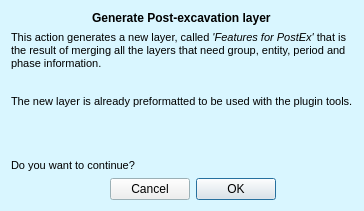
This is PCA_PostExcavation/pca_postex_generate_layer_dialog_base.ui in PCA-Geodata/PCA-PostExcavation-QGIS-Plugin as Qt 5 draws it before an edit. The edited form follows.
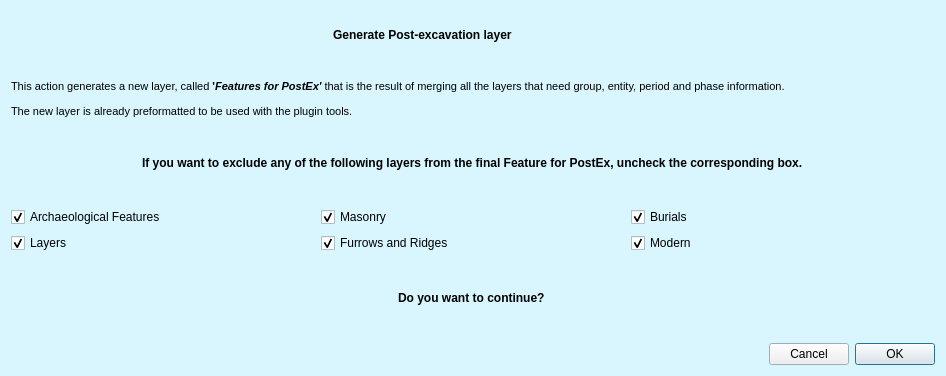
This is the edited form. Icons and pictures are not drawn.

```diff
--- a/PCA_PostExcavation/pca_postex_generate_layer_dialog_base.ui
+++ b/PCA_PostExcavation/pca_postex_generate_layer_dialog_base.ui
@@ -9,8 +9,8 @@
    <rect>
     <x>0</x>
     <y>0</y>
-    <width>433</width>
-    <height>386</height>
+    <width>946</width>
+    <height>376</height>
    </rect>
   </property>
   <property name="sizePolicy">
@@ -89,11 +89,72 @@
   <property name="windowTitle">
    <string>PCA PostExcavation Plugin</string>
   </property>
-  <layout class="QGridLayout" name="gridLayout">
-   <property name="sizeConstraint">
-    <enum>QLayout::SetFixedSize</enum>
-   </property>
-   <item row="1" column="2">
+  <layout class="QGridLayout" name="gridLayout_2">
+   <item row="6" column="0" colspan="4">
+    <layout class="QGridLayout" name="gridLayout">
+     <item row="1" column="0">
+      <widget class="QCheckBox" name="layers_checkBox">
+       <property name="text">
+        <string>Layers</string>
+       </property>
+       <property name="checked">
+        <bool>true</bool>
+       </property>
+      </widget>
+     </item>
+     <item row="0" column="0">
+      <widget class="QCheckBox" name="arch_feature_checkBox">
+       <property name="text">
+        <string>Archaeological Features</string>
+       </property>
+       <property name="checked">
+        <bool>true</bool>
+       </property>
+      </widget>
+     </item>
+     <item row="0" column="1">
+      <widget class="QCheckBox" name="masonry_checkBox">
+       <property name="text">
+        <string>Masonry</string>
+       </property>
+       <property name="checked">
+        <bool>true</bool>
+       </property>
+      </widget>
+     </item>
+     <item row="1" column="2">
+      <widget class="QCheckBox" name="modern_checkBox">
+       <property name="text">
+        <string>Modern</string>
+       </property>
+       <property name="checked">
+        <bool>true</bool>
+       </property>
+      </widget>
+     </item>
+     <item row="0" column="2">
+      <widget class="QCheckBox" name="burials_checkBox">
+       <property name="text">
+        <string>Burials</string>
+       </property>
+       <property name="checked">
+        <bool>true</bool>
+       </property>
+      </widget>
+     </item>
+     <item row="1" column="1">
+      <widget class="QCheckBox" name="furrow_checkBox">
+       <property name="text">
+        <string>Furrows and Ridges</string>
+       </property>
+       <property name="checked">
+        <bool>true</bool>
+       </property>
+      </widget>
+     </item>
+    </layout>
+   </item>
+   <item row="0" column="3" alignment="Qt::AlignRight">
     <widget class="QLabel" name="label_3">
      <property name="maximumSize">
       <size>
@@ -112,70 +173,53 @@
      </property>
     </widget>
    </item>
-   <item row="2" column="0" colspan="3">
-    <widget class="QLabel" name="label">
-     <property name="sizePolicy">
-      <sizepolicy hsizetype="Fixed" vsizetype="Fixed">
-       <horstretch>0</horstretch>
-       <verstretch>0</verstretch>
-      </sizepolicy>
+   <item row="3" column="0">
+    <spacer name="verticalSpacer_2">
+     <property name="orientation">
+      <enum>Qt::Vertical</enum>
      </property>
+     <property name="sizeType">
+      <enum>QSizePolicy::Fixed</enum>
+     </property>
+     <property name="sizeHint" stdset="0">
+      <size>
+       <width>20</width>
+       <height>15</height>
+      </size>
+     </property>
+    </spacer>
+   </item>
+   <item row="8" column="0" colspan="4" alignment="Qt::AlignHCenter">
+    <widget class="QLabel" name="label_5">
      <property name="font">
       <font>
-       <pointsize>8</pointsize>
+       <pointsize>9</pointsize>
+       <weight>75</weight>
+       <bold>true</bold>
       </font>
      </property>
      <property name="text">
-      <string>&lt;html&gt;
-&lt;head/&gt;
-&lt;style&gt;
-.emphasized { font-style: italic; }
-&lt;/style&gt;
-
-&lt;body&gt;
-
-&lt;span&gt;
-&lt;p&gt;
-&lt;p&gt;This action generates a new layer, called &lt;span class=&quot;emphasized&quot;&gt;'Features for PostEx'&lt;/span&gt; that is &lt;br/&gt; the result of merging all the layers that need group, entity, period and &lt;br/&gt; phase information.&lt;/p&gt;
-&lt;br/&gt;
-The new layer is already preformatted to be used with the plugin tools.
-
-&lt;br/&gt;&lt;br/&gt;&lt;br/&gt;
-
-&lt;p&gt;	Do you want to continue? &lt;/p&gt;
-&lt;/p&gt;
-&lt;/span&gt;
-
-
-&lt;/body&gt;
-&lt;/html&gt;
-
-
-
-</string>
+      <string>Do you want to continue? </string>
      </property>
     </widget>
    </item>
    <item row="1" column="0">
-    <widget class="QLabel" name="label_2">
-     <property name="maximumSize">
+    <spacer name="verticalSpacer">
+     <property name="orientation">
+      <enum>Qt::Vertical</enum>
+     </property>
+     <property name="sizeType">
+      <enum>QSizePolicy::Fixed</enum>
+     </property>
+     <property name="sizeHint" stdset="0">
       <size>
-       <width>65</width>
-       <height>65</height>
+       <width>20</width>
+       <height>15</height>
       </size>
      </property>
-     <property name="text">
-      <string/>
-     </property>
-     <property name="pixmap">
-      <pixmap>icons/pca_logo_icon.png</pixmap>
-     </property>
-     <property name="scaledContents">
-      <bool>true</bool>
-     </property>
-    </widget>
+    </spacer>
    </item>
-   <item row="3" column="1">
+   <item row="10" column="3">
     <widget class="QDialogButtonBox" name="button_box">
      <property name="sizePolicy">
       <sizepolicy hsizetype="Fixed" vsizetype="Fixed">
@@ -194,7 +238,60 @@
      </property>
     </widget>
    </item>
-   <item row="1" column="1">
+   <item row="7" column="0">
+    <spacer name="verticalSpacer_4">
+     <property name="orientation">
+      <enum>Qt::Vertical</enum>
+     </property>
+     <property name="sizeType">
+      <enum>QSizePolicy::Fixed</enum>
+     </property>
+     <property name="sizeHint" stdset="0">
+      <size>
+       <width>20</width>
+       <height>15</height>
+      </size>
+     </property>
+    </spacer>
+   </item>
+   <item row="0" column="0">
+    <widget class="QLabel" name="label_2">
+     <property name="maximumSize">
+      <size>
+       <width>65</width>
+       <height>65</height>
+      </size>
+     </property>
+     <property name="text">
+      <string/>
+     </property>
+     <property name="pixmap">
+      <pixmap>icons/pca_logo_icon.png</pixmap>
+     </property>
+     <property name="scaledContents">
+      <bool>true</bool>
+     </property>
+    </widget>
+   </item>
+   <item row="2" column="0" colspan="4">
+    <widget class="QLabel" name="label">
+     <property name="sizePolicy">
+      <sizepolicy hsizetype="Fixed" vsizetype="Fixed">
+       <horstretch>0</horstretch>
+       <verstretch>0</verstretch>
+      </sizepolicy>
+     </property>
+     <property name="font">
+      <font>
+       <pointsize>8</pointsize>
+      </font>
+     </property>
+     <property name="text">
+      <string>&lt;html&gt;&lt;head/&gt;&lt;body&gt;&lt;p&gt;This action generates a new layer, called &lt;span style=&quot; font-weight:600;&quot;&gt;'&lt;/span&gt;&lt;span style=&quot; font-weight:600; font-style:italic;&quot;&gt;Features for PostEx'&lt;/span&gt; that is the result of merging all the layers that need group, entity, period and phase information.&lt;/p&gt;&lt;p&gt;The new layer is already preformatted to be used with the plugin tools. &lt;/p&gt;&lt;/body&gt;&lt;/html&gt;</string>
+     </property>
+    </widget>
+   </item>
+   <item row="0" column="1" colspan="2" alignment="Qt::AlignHCenter">
     <widget class="QLabel" name="label_4">
      <property name="font">
       <font>
@@ -208,6 +305,52 @@
      </property>
     </widget>
    </item>
+   <item row="5" column="0">
+    <spacer name="verticalSpacer_3">
+     <property name="orientation">
+      <enum>Qt::Vertical</enum>
+     </property>
+     <property name="sizeType">
+      <enum>QSizePolicy::Fixed</enum>
+     </property>
+     <property name="sizeHint" stdset="0">
+      <size>
+       <width>20</width>
+       <height>15</height>
+      </size>
+     </property>
+    </spacer>
+   </item>
+   <item row="9" column="0">
+    <spacer name="horizontalSpacer">
+     <property name="orientation">
+      <enum>Qt::Vertical</enum>
+     </property>
+     <property name="sizeType">
+      <enum>QSizePolicy::Fixed</enum>
+     </property>
+     <property name="sizeHint" stdset="0">
+      <size>
+       <width>20</width>
+       <height>15</height>
+      </size>
+     </property>
+    </spacer>
+   </item>
+   <item row="4" column="0" colspan="4" alignment="Qt::AlignHCenter">
+    <widget class="QLabel" name="label_6">
+     <property name="font">
+      <font>
+       <pointsize>9</pointsize>
+       <weight>75</weight>
+       <bold>true</bold>
+      </font>
+     </property>
+     <property name="text">
+      <string>If you want to exclude any of the following layers from the final Feature for PostEx, uncheck the corresponding box.</string>
+     </property>
+    </widget>
+   </item>
   </layout>
  </widget>
  <resources/>
```
